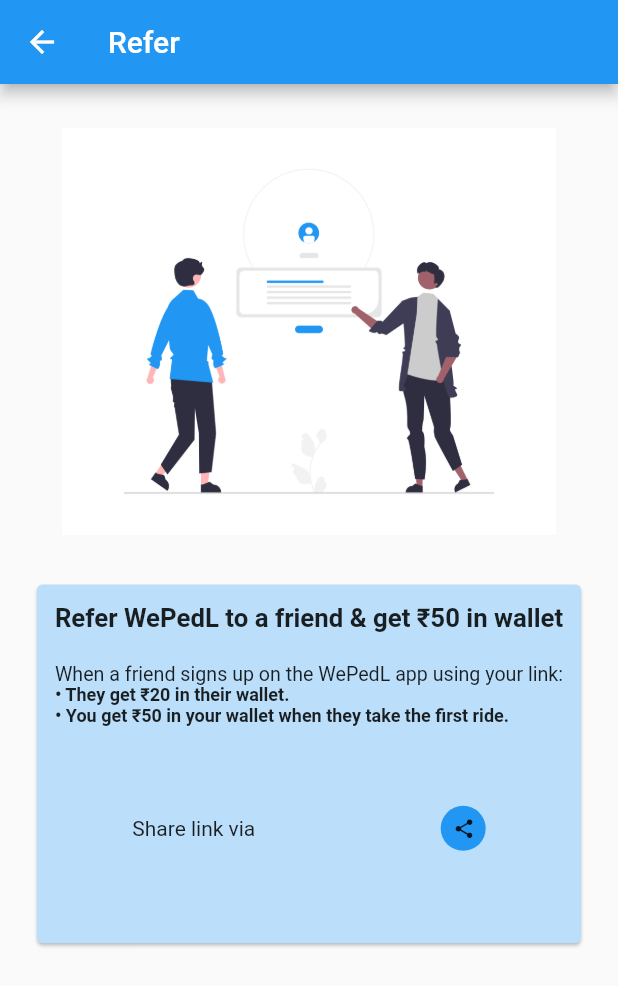
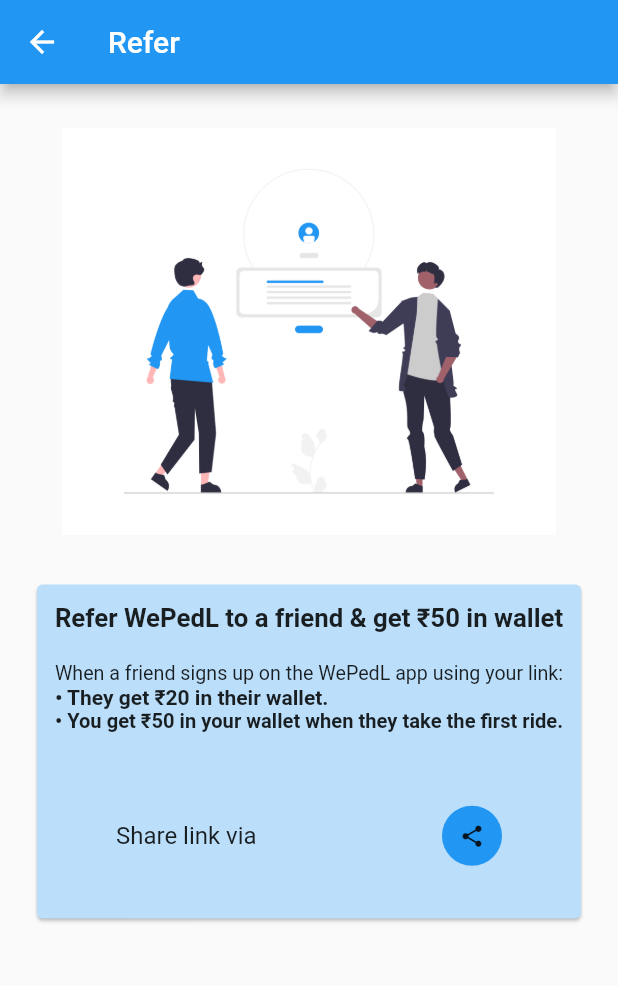
Before and after one commit to Mayuresh-G-Mhatre/public-bicycle-sharing-2, a Flutter app: the ReferScreen screen opened directly, on a phone screen of 412 x 824 dp. Shown: the top 986 px of the screen. Run offline on Flutter 3.47's test engine with Material 2 defaults, Android fonts, the phone set to English and light mode, and no system bars; our stand-ins replace animated_text_kit, lottie, otp_text_field, salomon_bottom_bar, share_plus, shared_preferences and 1 more; accounts and stored records are empty.

Commit message:
resized refer screen card height, font size, and share button

```diff
--- a/lib/screens/refer/refer.dart
+++ b/lib/screens/refer/refer.dart
@@ -36,7 +36,7 @@ class _ReferScreenState extends State<ReferScreen> {
           ),
           SizedBox(
             width: width * 0.9,
-            height: height * 0.3,
+            height: height * 0.28,
             child: Card(
               color: Colors.blue[100],
               child: Column(
@@ -56,7 +56,7 @@ class _ReferScreenState extends State<ReferScreen> {
                               'Refer WePedL to a friend & get \u{20B9}50 in wallet',
                               style: TextStyle(
                                 fontWeight: FontWeight.bold,
-                                fontSize: 18.0,
+                                fontSize: 20.0,
                               ),
                             ),
                           ),
@@ -65,7 +65,7 @@ class _ReferScreenState extends State<ReferScreen> {
                             fit: BoxFit.scaleDown,
                             child: Text(
                               'When a friend signs up on the WePedL app using your link:',
-                              style: TextStyle(fontSize: 14.0),
+                              style: TextStyle(fontSize: 16.0),
                             ),
                           ),
                           const FittedBox(
@@ -74,7 +74,7 @@ class _ReferScreenState extends State<ReferScreen> {
                               '\u{2022} They get \u{20B9}20 in their wallet.',
                               style: TextStyle(
                                 fontWeight: FontWeight.bold,
-                                fontSize: 12.0,
+                                fontSize: 14.0,
                               ),
                             ),
                           ),
@@ -84,7 +84,7 @@ class _ReferScreenState extends State<ReferScreen> {
                               '\u{2022} You get \u{20B9}50 in your wallet when they take the first ride.',
                               style: TextStyle(
                                 fontWeight: FontWeight.bold,
-                                fontSize: 12.0,
+                                fontSize: 14.0,
                               ),
                             ),
                           ),
@@ -99,13 +99,13 @@ class _ReferScreenState extends State<ReferScreen> {
                         fit: BoxFit.scaleDown,
                         child: Text(
                           'Share link via',
-                          style: TextStyle(fontSize: 14.0),
+                          style: TextStyle(fontSize: 16.0),
                         ),
                       ),
                       SizedBox(width: width * 0.3),
                       Container(
-                        height: 30,
-                        width: 30,
+                        height: 40,
+                        width: 40,
                         // padding: const EdgeInsets.all(8),
                         // margin: const EdgeInsets.only(top: 2),
                         decoration: BoxDecoration(
@@ -118,7 +118,7 @@ class _ReferScreenState extends State<ReferScreen> {
                           },
                           icon: const Icon(
                             Icons.share,
-                            size: 15,
+                            size: 17,
                           ),
                         ),
                       )
```
